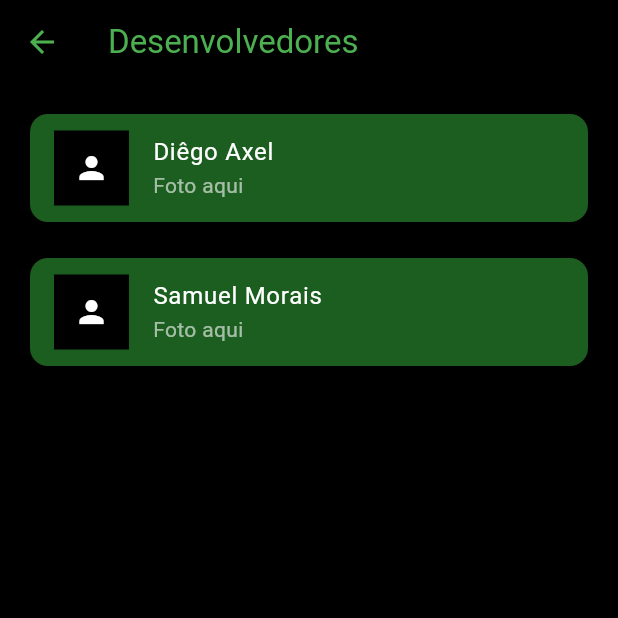
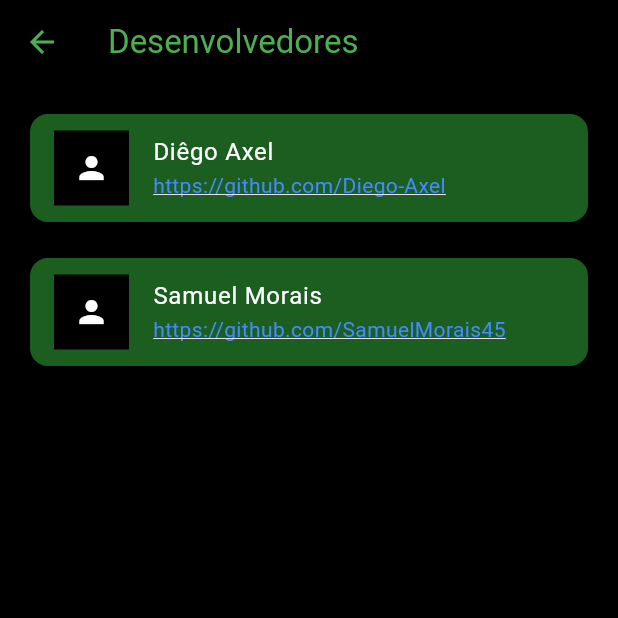
Before and after one commit to Diego-Axel/catalogodejogos, a Flutter app: the DevsPage screen opened directly, on a phone screen of 412 x 824 dp, the top half of it. Run offline on Flutter 3.47's test engine with Material 3 defaults, Android fonts, the light colour scheme and no system bars.

Commit message:
atualizando a página dos desenvolvedores
agora, tem o link do giithub dos Devs e pode ser clicado para acessar

```diff
--- a/lib/devs/devs.dart
+++ b/lib/devs/devs.dart
@@ -1,4 +1,5 @@
 import 'package:flutter/material.dart';
+import 'package:url_launcher/url_launcher.dart';
 
 class DevsPage extends StatelessWidget {
   @override
@@ -12,9 +13,15 @@ class DevsPage extends StatelessWidget {
         padding: const EdgeInsets.all(16.0),
         child: Column(
           children: [
-            DevCard(name: 'Diêgo Axel'),
+            DevCard(
+              name: 'Diêgo Axel',
+              githubUrl: 'https://github.com/Diego-Axel',
+            ),
             SizedBox(height: 16),
-            DevCard(name: 'Samuel Morais'),
+            DevCard(
+              name: 'Samuel Morais',
+              githubUrl: 'https://github.com/SamuelMorais45',
+            ),
           ],
         ),
       ),
@@ -24,8 +31,9 @@ class DevsPage extends StatelessWidget {
 
 class DevCard extends StatelessWidget {
   final String name;
+  final String? githubUrl;
 
-  const DevCard({required this.name});
+  const DevCard({required this.name, this.githubUrl});
 
   @override
   Widget build(BuildContext context) {
@@ -39,7 +47,24 @@ class DevCard extends StatelessWidget {
           child: Center(child: Icon(Icons.person, color: Colors.white)),
         ),
         title: Text(name, style: TextStyle(color: Colors.white)),
-        subtitle: Text('Foto aqui', style: TextStyle(color: Colors.white60)),
+        subtitle: githubUrl != null
+            ? InkWell(
+                onTap: () async {
+                  final uri = Uri.parse(githubUrl!);
+                  if (await canLaunchUrl(uri)) { // Verifique se pode lançar a URL
+                    await launchUrl(uri); // Lança a URL no navegador
+                  } else {
+                    ScaffoldMessenger.of(context).showSnackBar(
+                      SnackBar(content: Text('Não foi possível abrir o link: $githubUrl')),
+                    );
+                  }
+                },
+                child: Text(
+                  githubUrl!,
+                  style: TextStyle(color: Colors.blueAccent, decoration: TextDecoration.underline),
+                ),
+              )
+            : Text('Informação de contato não disponível', style: TextStyle(color: Colors.white60)),
       ),
     );
   }
```
